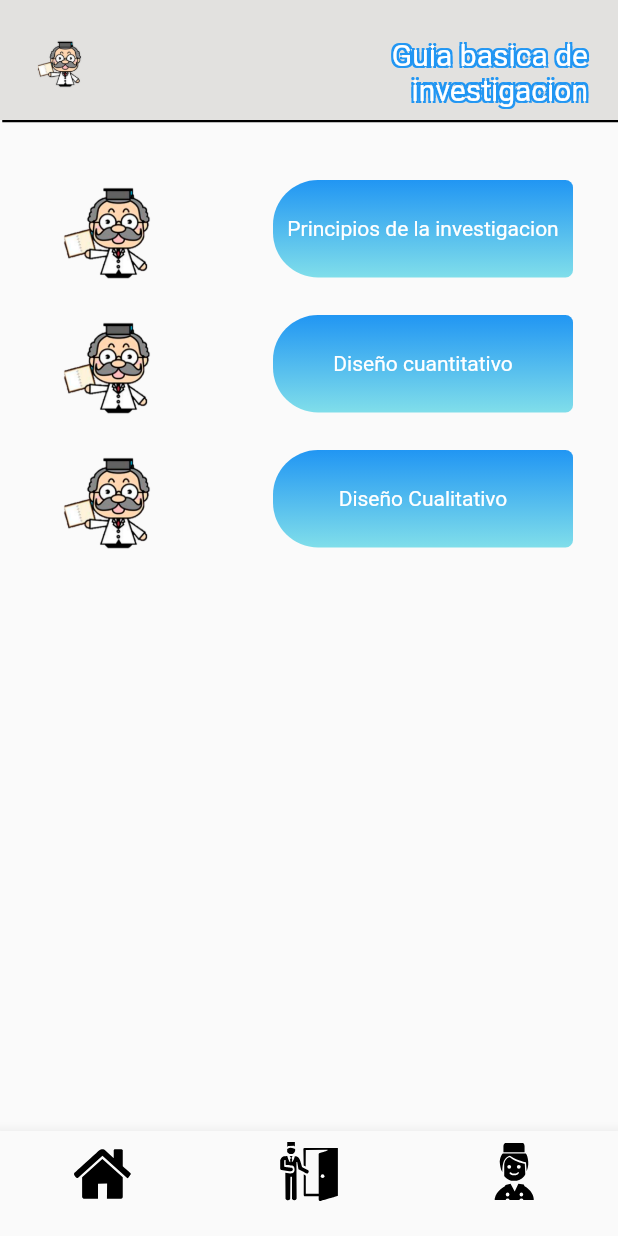
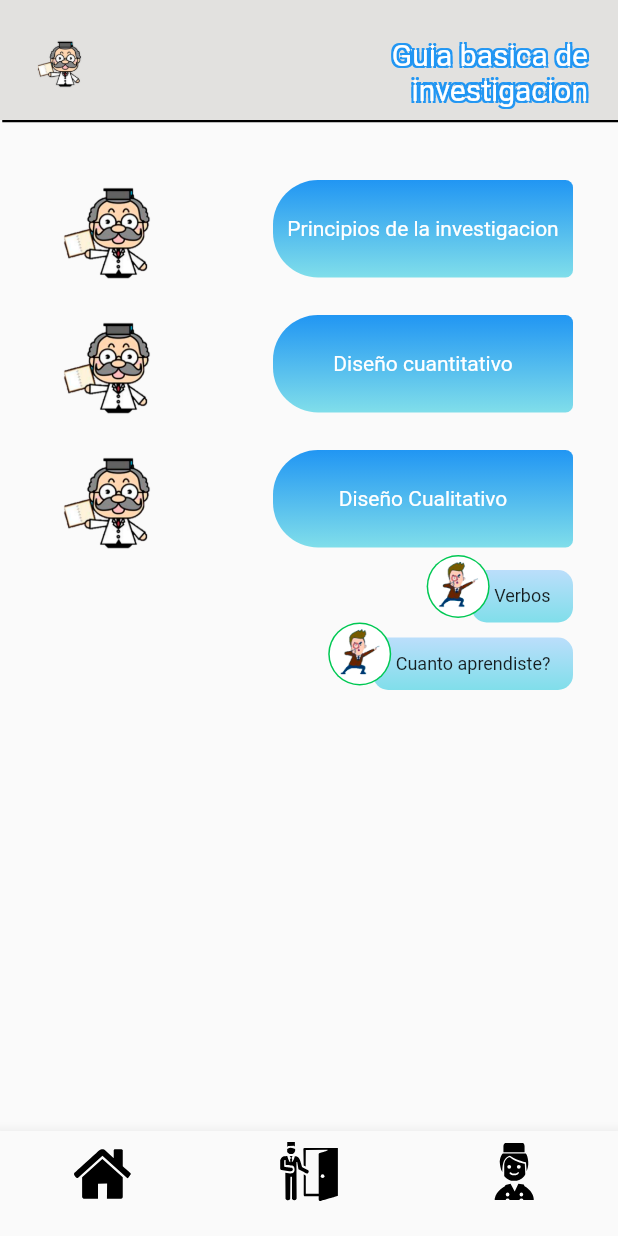
Before and after one commit to Rod20/rastas_app, a Flutter app: the screen it shows after launch, on a phone screen of 412 x 824 dp. Run offline on Flutter 3.47's test engine with Material 2 defaults, Android fonts, the light colour scheme and no system bars; our stand-ins replace flutter_svg.

Commit message:
Todos los botones funcionales y paginas redireccionadas creadas

```diff
--- /dev/null
+++ b/lib/pages/CuantoAprendiste.dart
@@ -0,0 +1,11 @@
+import 'package:flutter/material.dart';
+
+class CuantoAprendistePage extends StatelessWidget {
+
+  @override
+  Widget build(BuildContext context) {
+    return Center(
+      child: Text("CuantoAprendistePage"),
+    );
+  }
+}
--- a/lib/pages/HomePage.dart
+++ b/lib/pages/HomePage.dart
@@ -1,10 +1,12 @@
 import 'package:flutter/material.dart';
 import 'package:flutter_svg/flutter_svg.dart';
+import 'package:rastas_app/pages/CuantoAprendiste.dart';
 import 'package:rastas_app/pages/DisenioCualitativo.dart';
 import 'package:rastas_app/pages/DisenioCuantitativo.dart';
 import 'package:rastas_app/pages/Perfil.dart';
 import 'package:rastas_app/pages/PrincipiosDeLaInvestigacion.dart';
 import 'package:rastas_app/pages/Salida.dart';
+import 'package:rastas_app/pages/VerbosPage.dart';
 
 class HomePage extends StatefulWidget {
 
@@ -98,6 +100,10 @@ class _HomePageState extends State<HomePage> {
       case 4: return DisenioCuantitativo();
       // 5 Diseño cualitativo
       case 5: return DisenioCualitativo();
+      // 6 Verbos
+      case 6: return VerbosPage();
+      // 7 Cuanto Aprendiste
+      case 7: return CuantoAprendistePage();
       default: return pageOne();
 
     }
@@ -183,7 +189,84 @@ class _HomePageState extends State<HomePage> {
           SizedBox(height: 20.0),
           _item("Diseño cuantitativo",4),
           SizedBox(height: 20.0),
-          _item("Diseño Cualitativo",5)
+          _item("Diseño Cualitativo",5),
+          Column(
+            crossAxisAlignment: CrossAxisAlignment.end,
+            children: <Widget>[
+              _btnItem2("Verbos",6),
+              _btnItem2("Cuanto aprendiste?",7),
+            ],
+          ),
+        ],
+      ),
+    );
+  }
+
+    Widget _btnItem2(String txt,int i) {
+    final _bxdecoration = BoxDecoration(
+      color: Colors.blue[100],
+      borderRadius: BorderRadius.circular(10.0),
+      gradient: LinearGradient(
+        colors: [
+          Colors.blue[100],Colors.cyan[200]
+        ],
+        begin: FractionalOffset.topCenter,
+        end: FractionalOffset.bottomCenter
+      )
+    );
+    return Container(
+      margin: EdgeInsets.only(right: 30.0),
+      child: Stack(
+        children: <Widget>[
+          Positioned(
+            //right: 30.0,
+            child: GestureDetector(
+              onTap: (){
+              //print("presiona");
+              setState(() {
+                nropgaux = i;
+                _cuerpoAux(nropgaux);
+              });
+              },
+              child: Container(
+                decoration: _bxdecoration,
+                //color: Colors.blueAccent,
+                margin: EdgeInsets.only(left: 30.0,top: 10.0),
+                padding: EdgeInsets.symmetric( horizontal: 15.0),
+                height: 35.0,
+                //width: double.minPositive,
+                //color: Colors.blue,
+                child: Column(
+                  mainAxisAlignment: MainAxisAlignment.center,
+                  children: <Widget>[
+                    Text(txt,style: TextStyle(color: Colors.black87,fontSize: 12.0),textAlign: TextAlign.center,),
+                    //Text("investigacion",style: TextStyle(color: Colors.white),)
+                  ],
+                ),
+              ),
+            ),
+          ),
+          CircleAvatar(
+            backgroundColor: Colors.greenAccent[700],
+             child: Container(),
+             radius: 21.0,
+             //color: Colors.red,
+//           width: 150.0,
+
+            ),
+          Positioned(
+            left: 1.0,
+            top: 1.0,
+            child: CircleAvatar(
+
+              backgroundColor: Colors.white,
+               child: Image.asset('lib/src/logos/personaLupa.png',fit: BoxFit.cover,),
+               //color: Colors.red,
+//           width: 150.0,
+
+              ),
+          ),
+
         ],
       ),
     );
--- /dev/null
+++ b/lib/pages/VerbosPage.dart
@@ -0,0 +1,11 @@
+import 'package:flutter/material.dart';
+
+class VerbosPage extends StatelessWidget {
+
+  @override
+  Widget build(BuildContext context) {
+    return Center(
+      child: Text("VerbosPage"),
+    );
+  }
+}
```
Also changed, not shown: lib/src/logos/personaLupa.png (added).
